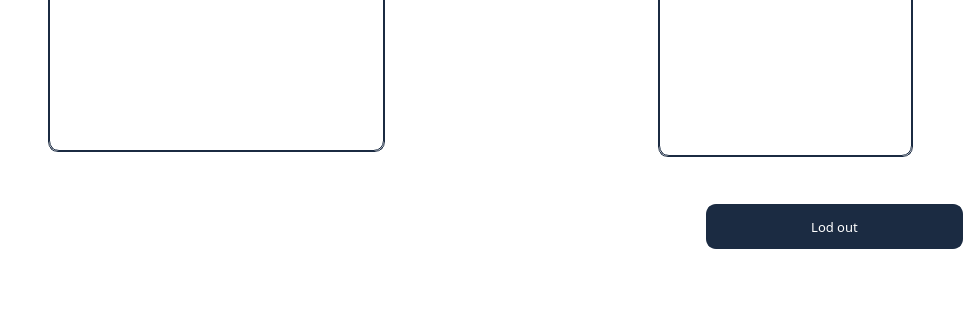
Before: the Qt Designer form Front/userpage.ui in VictorApopiy/C-_Practice_Notes_Keeper, drawn with Qt 5; both pictures show x 0 to 963 and y 363 to 683 of the 963 by 683 pixel window.
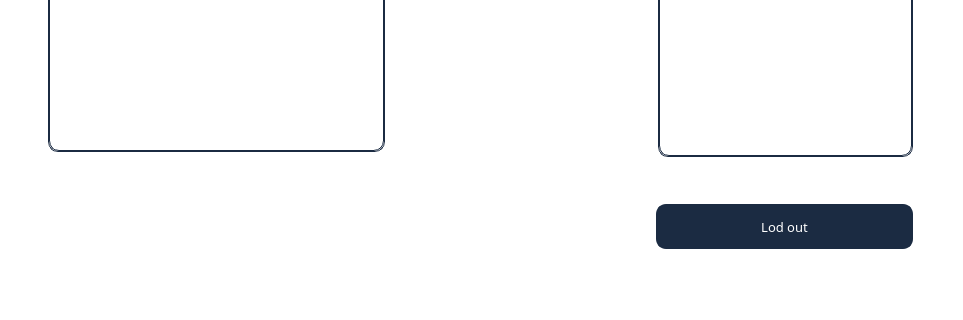
After: the same form once the commit is applied. Icons and pictures are not drawn.

```diff
--- a/Front/userpage.ui
+++ b/Front/userpage.ui
@@ -367,6 +367,9 @@
       <property name="spacing">
        <number>1</number>
       </property>
+      <property name="rightMargin">
+       <number>50</number>
+      </property>
       <item>
        <spacer name="horizontalSpacer">
         <property name="orientation">
```
